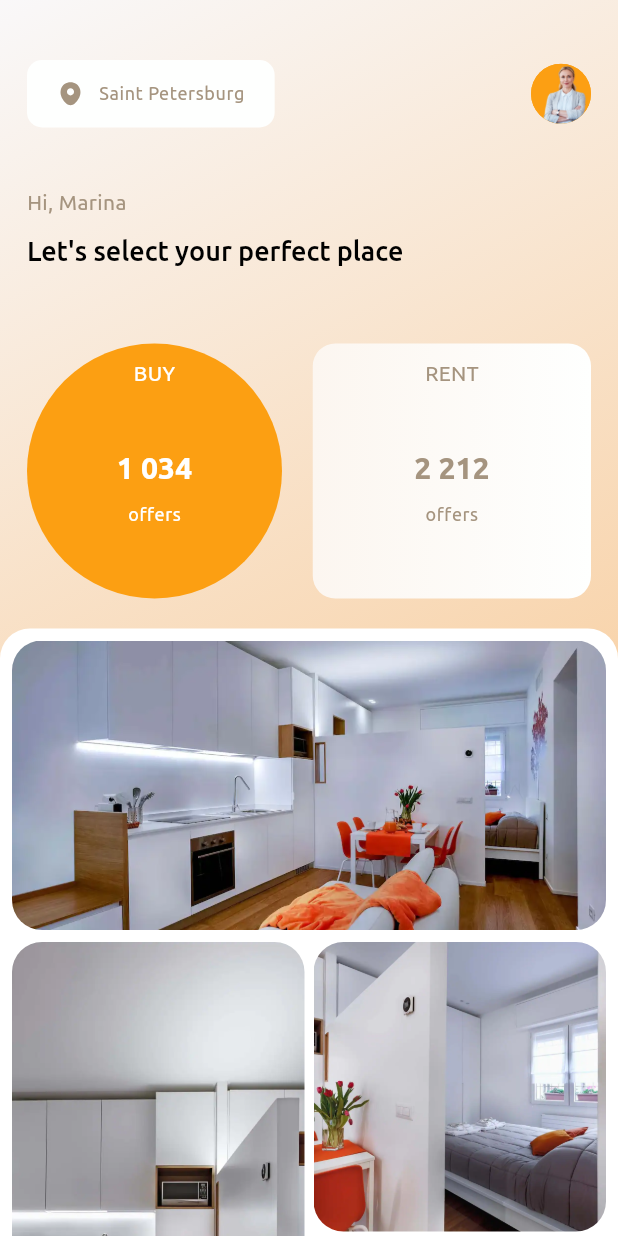
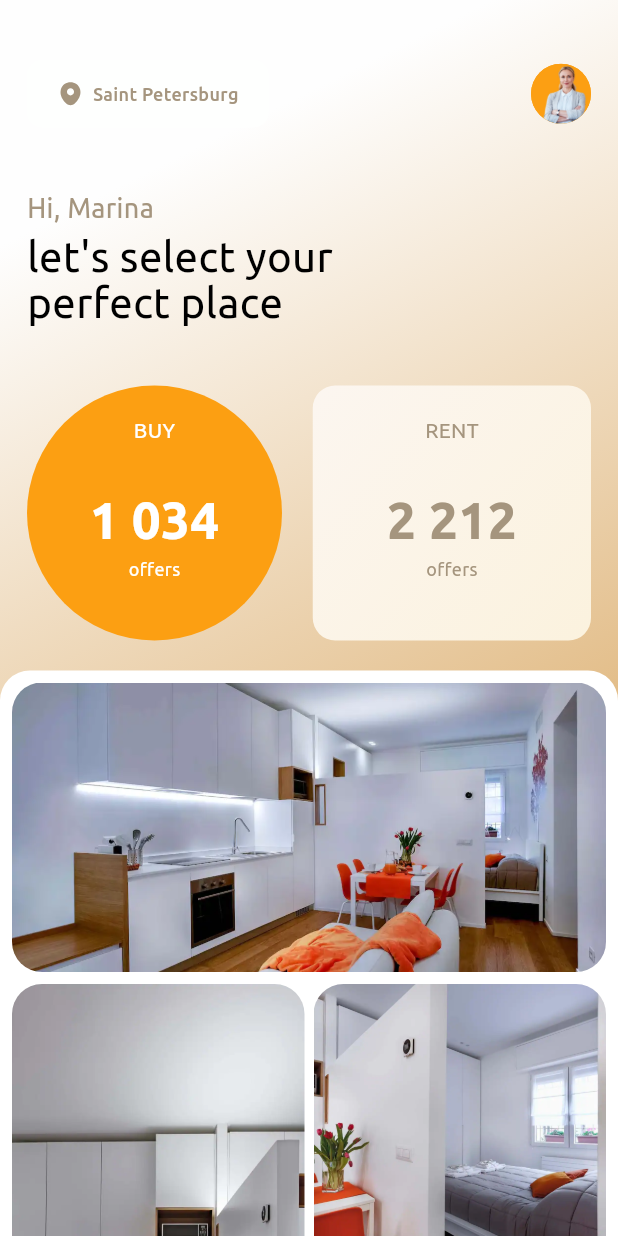
Before and after one commit to ercross/moniepoint, a Flutter app: the screen it shows after launch, on a phone screen of 412 x 824 dp. Run offline on Flutter 3.47's test engine with Material 3 defaults, Android fonts, the phone set to English and light mode, and no system bars; our stand-ins replace flutter_svg.

Commit message:
configured widgets to access color through theme.colorScheme

```diff
--- a/lib/app/ui/colors.dart
+++ /dev/null
@@ -1,8 +0,0 @@
-import 'package:flutter/material.dart';
-
-abstract class AppColor {
-  static const Color primary = Color(0xFFFC9F12);
-  static const Color backgroundLight = Color(0xFFF9F8F9);
-  static const Color backgroundDeep = Color.fromARGB(255, 248, 191, 126);
-  static const Color textGold = Color(0xFFA5947F);
-}
--- a/lib/app/ui/screens/home/screen.dart
+++ b/lib/app/ui/screens/home/screen.dart
@@ -1,7 +1,6 @@
 import 'package:flutter/material.dart';
 import 'package:flutter_staggered_grid_view/flutter_staggered_grid_view.dart';
 import 'package:flutter_svg/svg.dart';
-import 'package:moniepoint/app/ui/colors.dart';
 import 'package:moniepoint/app/ui/graphics.dart';
 
 part 'widgets/app_bar.dart';
@@ -17,11 +16,18 @@ class HomeScreen extends StatelessWidget {
   Widget build(BuildContext context) {
     return Scaffold(
         body: Container(
-      decoration: const BoxDecoration(
+      decoration: BoxDecoration(
           gradient: LinearGradient(
               begin: Alignment.topLeft,
               end: Alignment.bottomRight,
-              colors: [AppColor.backgroundLight, AppColor.backgroundDeep])),
+              stops: const [
+            0.159,
+            0.841
+          ],
+              colors: [
+            Theme.of(context).colorScheme.surfaceBright,
+            Theme.of(context).colorScheme.surfaceDim
+          ])),
       child: SafeArea(
         minimum: const EdgeInsets.only(top: 40),
         child: SingleChildScrollView(
@@ -35,9 +41,12 @@ class HomeScreen extends StatelessWidget {
                   horizontal: _topScreenPadding,
                 ),
                 child: Text("Hi, Marina",
-                    style: Theme.of(context).textTheme.bodyMedium),
+                    style: TextStyle(
+                        fontSize: 18,
+                        fontWeight: FontWeight.w400,
+                        color: Theme.of(context).colorScheme.secondary)),
               ),
-              const SizedBox(height: 10),
+              const SizedBox(height: 4),
               Container(
                 padding: const EdgeInsets.symmetric(
                   horizontal: HomeScreen._topScreenPadding,
@@ -46,11 +55,15 @@ class HomeScreen extends StatelessWidget {
                   right: MediaQuery.sizeOf(context).width * 0.3,
                 ),
                 child: Text(
-                  "Let's select your perfect place",
-                  style: Theme.of(context).textTheme.headlineSmall,
+                  "let's select your perfect place",
+                  style: TextStyle(
+                      fontSize: 28,
+                      height: 1.1,
+                      fontWeight: FontWeight.w400,
+                      color: Theme.of(context).colorScheme.tertiary),
                 ),
               ),
-              const SizedBox(height: 50),
+              const SizedBox(height: 40),
               const _OffersCount(
                 itemsHeight: 170,
               ),
--- a/lib/app/ui/screens/home/widgets/app_bar.dart
+++ b/lib/app/ui/screens/home/widgets/app_bar.dart
@@ -42,13 +42,16 @@ class _LocationView extends StatelessWidget {
             height: 18,
             width: 18,
             fit: BoxFit.contain,
-            colorFilter:
-                const ColorFilter.mode(AppColor.textGold, BlendMode.srcIn),
+            colorFilter: ColorFilter.mode(
+                Theme.of(context).colorScheme.secondary, BlendMode.srcIn),
           ),
-          const SizedBox(width: 10),
+          const SizedBox(width: 6),
           Text(
             "Saint Petersburg",
-            style: Theme.of(context).textTheme.bodySmall,
+            style: TextStyle(
+                fontSize: 12,
+                fontWeight: FontWeight.w500,
+                color: Theme.of(context).colorScheme.secondary),
           )
         ],
       ),
--- a/lib/app/ui/screens/home/widgets/offers_count.dart
+++ b/lib/app/ui/screens/home/widgets/offers_count.dart
@@ -40,30 +40,29 @@ class _BuyOfferView extends StatelessWidget {
     return Container(
       height: height,
       width: height,
-      padding: const EdgeInsets.all(10),
-      decoration:
-          const BoxDecoration(shape: BoxShape.circle, color: AppColor.primary),
+      padding: const EdgeInsets.all(20),
+      decoration: BoxDecoration(
+          shape: BoxShape.circle, color: Theme.of(context).colorScheme.primary),
       alignment: Alignment.center,
       child: Column(
         children: [
           Text("BUY",
-              style: Theme.of(context)
-                  .textTheme
-                  .bodyMedium
-                  ?.copyWith(color: Colors.white)),
-          const SizedBox(height: 40),
+              style: TextStyle(
+                  fontSize: 14,
+                  fontWeight: FontWeight.w400,
+                  color: Theme.of(context).colorScheme.onPrimary)),
+          const SizedBox(height: 25),
           Text("1 034",
-              style: Theme.of(context)
-                  .textTheme
-                  .headlineMedium
-                  ?.copyWith(color: Colors.white)),
-          const SizedBox(height: 10),
+              style: TextStyle(
+                  fontSize: 34,
+                  fontWeight: FontWeight.w700,
+                  color: Theme.of(context).colorScheme.onPrimary)),
           Text(
             "offers",
-            style: Theme.of(context)
-                .textTheme
-                .bodySmall
-                ?.copyWith(color: Colors.white),
+            style: TextStyle(
+                fontSize: 12,
+                fontWeight: FontWeight.w400,
+                color: Theme.of(context).colorScheme.onPrimary),
           )
         ],
       ),
@@ -79,19 +78,35 @@ class _RentOfferView extends StatelessWidget {
   Widget build(BuildContext context) {
     return Container(
       height: height,
-      padding: const EdgeInsets.all(10),
+      padding: const EdgeInsets.all(20),
       decoration: BoxDecoration(
           borderRadius: BorderRadius.circular(15),
-          gradient: const LinearGradient(
-              colors: [Color(0xFFFCF6F0), Color(0xFFFEFFFE)])),
+          gradient: LinearGradient(
+              begin: Alignment.topLeft,
+              end: Alignment.bottomRight,
+              colors: [
+                Theme.of(context).colorScheme.surfaceContainerLow,
+                Theme.of(context).colorScheme.surfaceContainerHigh
+              ])),
       alignment: Alignment.center,
       child: Column(
         children: [
-          Text("RENT", style: Theme.of(context).textTheme.bodyMedium),
-          const SizedBox(height: 40),
-          Text("2 212", style: Theme.of(context).textTheme.headlineMedium),
-          const SizedBox(height: 10),
-          Text("offers", style: Theme.of(context).textTheme.bodySmall),
+          Text("RENT",
+              style: TextStyle(
+                  fontSize: 14,
+                  fontWeight: FontWeight.w400,
+                  color: Theme.of(context).colorScheme.onSurface)),
+          const SizedBox(height: 25),
+          Text("2 212",
+              style: TextStyle(
+                  fontSize: 34,
+                  fontWeight: FontWeight.w700,
+                  color: Theme.of(context).colorScheme.onSurface)),
+          Text("offers",
+              style: TextStyle(
+                  fontSize: 12,
+                  fontWeight: FontWeight.w400,
+                  color: Theme.of(context).colorScheme.onSurface)),
         ],
       ),
     );
--- a/lib/app/ui/theme.dart
+++ b/lib/app/ui/theme.dart
@@ -1,40 +1,32 @@
 import 'package:flutter/material.dart';
 
-import 'colors.dart';
+abstract class _LightThemeColor {
+  static const Color primary = Color(0xFFFC9F12);
+  static const Color secondary = Color(0xFFA5957E);
+  static const Color backgroundLight = Color.fromARGB(255, 254, 254, 254);
+  static const Color backgroundDeep = Color.fromARGB(255, 216, 164, 91);
+
+  static const Color onBackgroundContainerLight = Color(0xFFFCF6F0);
+  static const Color onBackgroundContainerDeep =
+      Color.fromARGB(255, 251, 242, 222);
+}
 
 abstract class AppTheme {
   static const String _font = "Ubuntu";
 
   static ThemeData lightMode = ThemeData(
-      fontFamily: _font,
-      colorScheme: const ColorScheme.light(
-        primary: AppColor.primary,
-        brightness: Brightness.light,
-      ),
-      textTheme: const TextTheme(
-        headlineMedium: TextStyle(
-          fontFamily: _font,
-          fontSize: 20,
-          fontWeight: FontWeight.w700,
-          color: AppColor.textGold,
-        ),
-        headlineSmall: TextStyle(
-          fontFamily: _font,
-          fontSize: 18,
-          fontWeight: FontWeight.w500,
-          color: Colors.black,
-        ),
-        bodySmall: TextStyle(
-          fontFamily: _font,
-          fontSize: 12,
-          fontWeight: FontWeight.w400,
-          color: AppColor.textGold,
-        ),
-        bodyMedium: TextStyle(
-          fontFamily: _font,
-          fontSize: 14,
-          fontWeight: FontWeight.w400,
-          color: AppColor.textGold,
-        ),
-      ));
+    fontFamily: _font,
+    colorScheme: const ColorScheme.light(
+      primary: _LightThemeColor.primary,
+      secondary: _LightThemeColor.secondary,
+      tertiary: Colors.black,
+      onPrimary: Colors.white,
+      surfaceBright: _LightThemeColor.backgroundLight,
+      surfaceDim: _LightThemeColor.backgroundDeep,
+      surfaceContainerLow: _LightThemeColor.onBackgroundContainerLight,
+      surfaceContainerHigh: _LightThemeColor.onBackgroundContainerDeep,
+      onSurface: _LightThemeColor.secondary,
+      brightness: Brightness.light,
+    ),
+  );
 }
```
